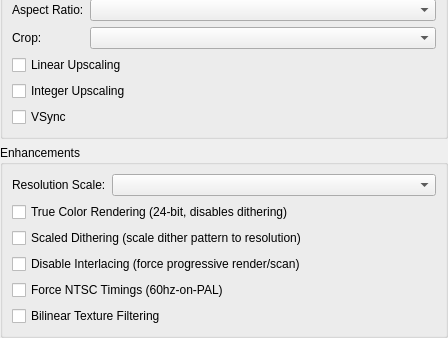
This is src/duckstation-qt/gpusettingswidget.ui in kofxi3584karlayang/duckstation as Qt 5 draws it before an edit; both pictures show x 0 to 448 and y 153 to 491 of the 448 by 491 pixel window. The edited form follows.
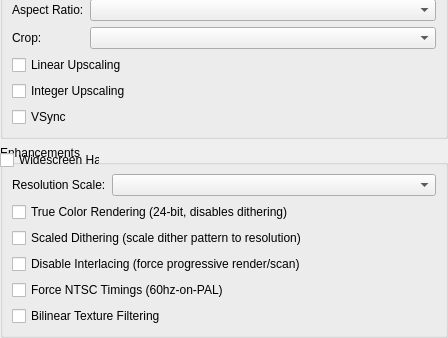
This is the edited form.

Commit message: Qt: Add widescreen hack option

Patch:
```diff
--- a/src/duckstation-qt/gpusettingswidget.ui
+++ b/src/duckstation-qt/gpusettingswidget.ui
@@ -163,6 +163,13 @@
         </property>
        </widget>
       </item>
+      <item row="4" column="0" colspan="2">
+       <widget class="QCheckBox" name="widescreenHack">
+        <property name="text">
+         <string>Widescreen Hack</string>
+        </property>
+       </widget>
+      </item>
      </layout>
     </widget>
    </item>
```
The commit also changes 1 other file.
